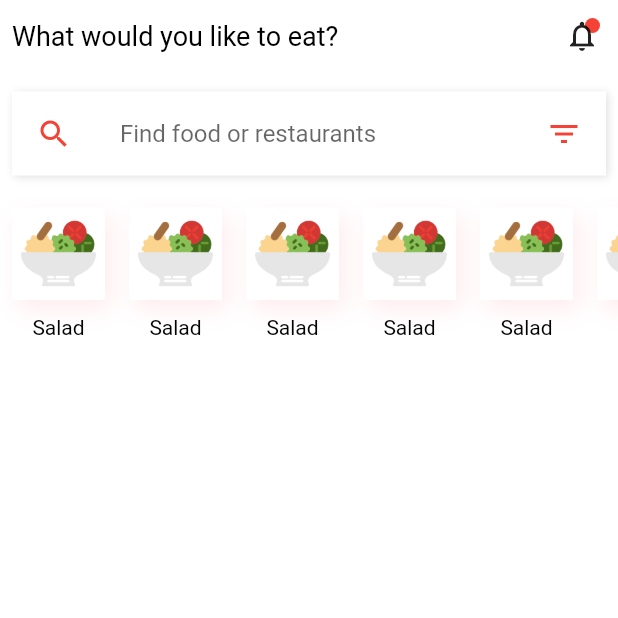
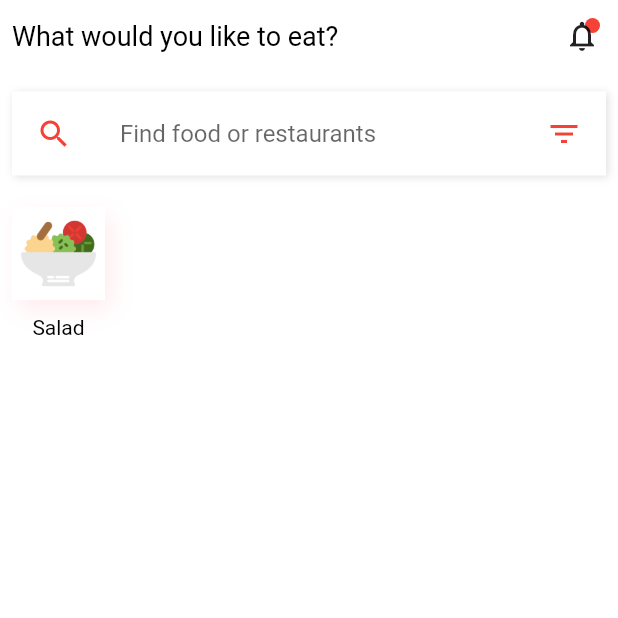
Before and after one commit to PatrickChow0803/Flutter_Food, a Flutter app: the screen it shows after launch, on a phone screen of 412 x 824 dp, the top half of it. Run offline on Flutter 3.47's test engine with Material 2 defaults, Android fonts, the phone set to English and light mode, and no system bars.

Commit message:
added a category model and refactored out the category widget to it's own widget

```diff
--- /dev/null
+++ b/lib/src/models/category.dart
@@ -0,0 +1,8 @@
+import 'package:flutter/cupertino.dart';
+
+class Category {
+  final String name;
+  final String image;
+
+  Category({@required this.name, @required this.image});
+}
--- a/lib/src/screens/home.dart
+++ b/lib/src/screens/home.dart
@@ -1,4 +1,5 @@
 import 'package:flutter/material.dart';
+import 'package:flutter_food/src/widgets/categories.dart';
 import 'package:flutter_food/src/widgets/custom_text.dart';
 import '../commons.dart';
 
@@ -75,46 +76,7 @@ class _HomeState extends State<Home> {
               ),
             ),
             SizedBox(height: 5.0),
-            Container(
-              height: 120,
-              child: ListView.builder(
-                scrollDirection: Axis.horizontal,
-                itemCount: 8,
-                itemBuilder: (_, index) {
-                  return Padding(
-                    padding: const EdgeInsets.all(8.0),
-                    child: Column(
-                      children: [
-                        Container(
-                          decoration: BoxDecoration(
-                            color: white,
-                            boxShadow: [
-                              BoxShadow(
-                                color: red[50],
-                                offset: Offset(4, 6),
-                                blurRadius: 12,
-                              ),
-                            ],
-                          ),
-                          child: Padding(
-                              padding: EdgeInsets.all(6.0),
-                              child: Image.asset(
-                                'images/salad.png',
-                                width: 50,
-                              )),
-                        ),
-                        SizedBox(height: 10),
-                        CustomText(
-                          text: 'Salad',
-                          size: 14,
-                          colors: black,
-                        )
-                      ],
-                    ),
-                  );
-                },
-              ),
-            )
+            Categories(),
           ],
         ),
       ),
--- /dev/null
+++ b/lib/src/widgets/categories.dart
@@ -0,0 +1,58 @@
+import 'package:flutter/material.dart';
+import 'package:flutter_food/src/models/category.dart';
+
+import '../commons.dart';
+import 'custom_text.dart';
+
+List<Category> categoriesList = [
+  Category(
+    name: "Salad",
+    image: "salad.png",
+  ),
+];
+
+class Categories extends StatelessWidget {
+  @override
+  Widget build(BuildContext context) {
+    return Container(
+      height: 120,
+      child: ListView.builder(
+        scrollDirection: Axis.horizontal,
+        itemCount: categoriesList.length,
+        itemBuilder: (_, index) {
+          return Padding(
+            padding: const EdgeInsets.all(8.0),
+            child: Column(
+              children: [
+                Container(
+                  decoration: BoxDecoration(
+                    color: white,
+                    boxShadow: [
+                      BoxShadow(
+                        color: red[50],
+                        offset: Offset(4, 6),
+                        blurRadius: 12,
+                      ),
+                    ],
+                  ),
+                  child: Padding(
+                      padding: EdgeInsets.all(6.0),
+                      child: Image.asset(
+                        'images/${categoriesList[index].image}',
+                        width: 50,
+                      )),
+                ),
+                SizedBox(height: 10),
+                CustomText(
+                  text: categoriesList[index].name,
+                  size: 14,
+                  colors: black,
+                )
+              ],
+            ),
+          );
+        },
+      ),
+    );
+  }
+}
```
